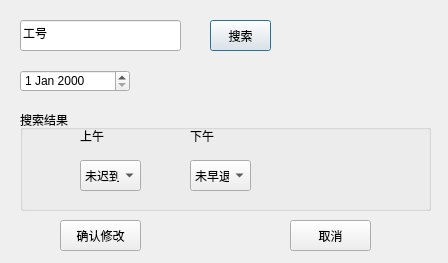
The window that ManageSystem/altercheckin.ui (skyformat99/ManagerSystem) describes before a commit, drawn with Qt 5.
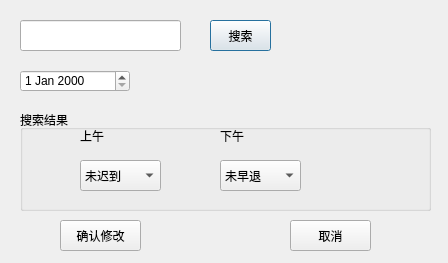
The same window after the commit.

What changed in the file:
```diff
--- a/ManageSystem/altercheckin.ui
+++ b/ManageSystem/altercheckin.ui
@@ -36,7 +36,7 @@
     </rect>
    </property>
    <property name="text">
-    <string>工号</string>
+    <string/>
    </property>
   </widget>
   <widget class="QDateEdit" name="dateEdit">
@@ -77,7 +77,7 @@
    <widget class="QLabel" name="pmLabel">
     <property name="geometry">
      <rect>
-      <x>170</x>
+      <x>200</x>
       <y>20</y>
       <width>54</width>
       <height>12</height>
@@ -92,7 +92,7 @@
      <rect>
       <x>60</x>
       <y>50</y>
-      <width>61</width>
+      <width>81</width>
       <height>31</height>
      </rect>
     </property>
@@ -120,9 +120,9 @@
    <widget class="QComboBox" name="pmComboBox">
     <property name="geometry">
      <rect>
-      <x>170</x>
+      <x>200</x>
       <y>50</y>
-      <width>61</width>
+      <width>81</width>
       <height>31</height>
      </rect>
     </property>
```
